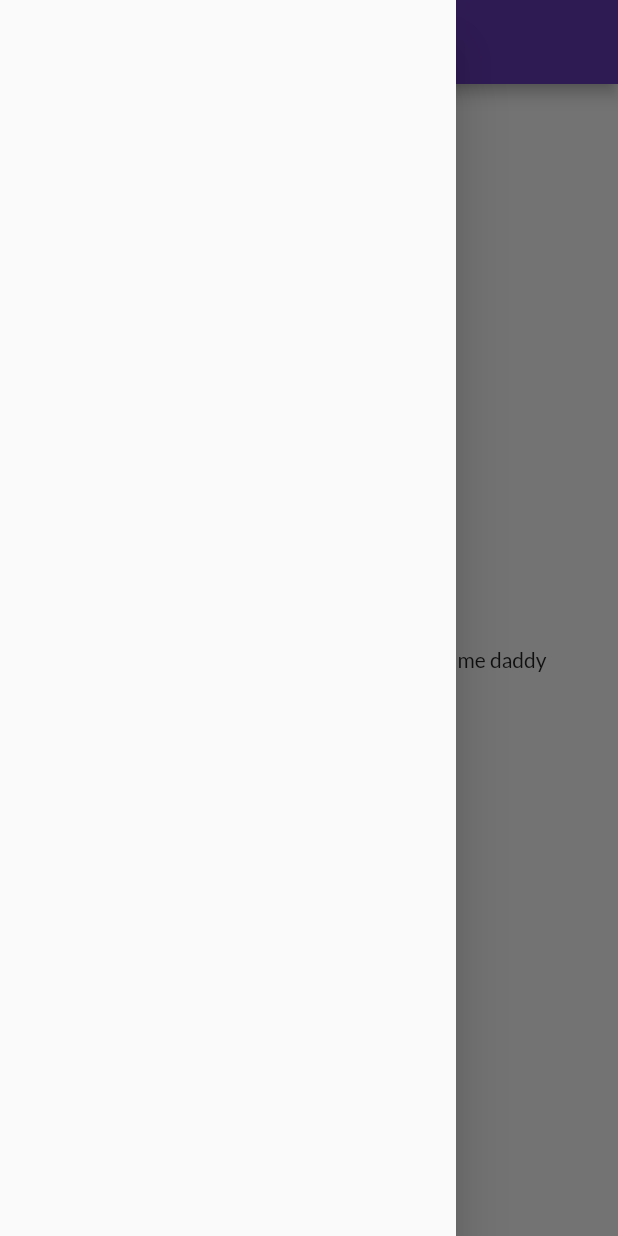
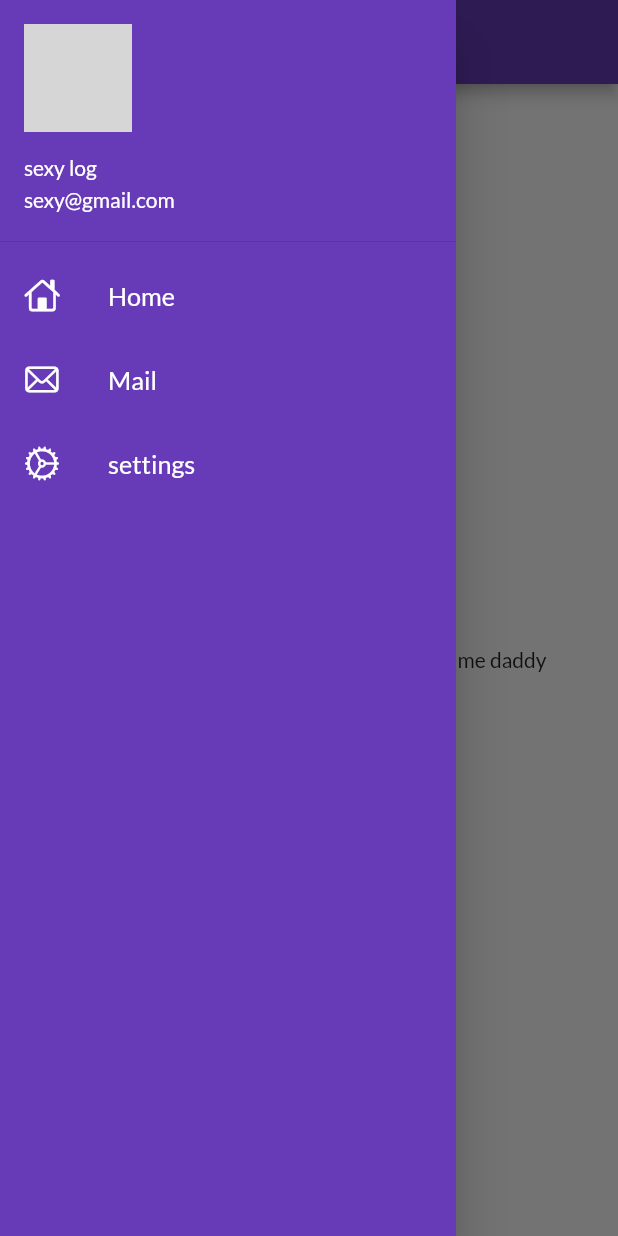
Before and after one commit to anujsinghrawat/flutterdemo, a Flutter app: the Homepage screen opened by its route, with the side drawer open, on a phone screen of 412 x 824 dp. Run offline on Flutter 3.47's test engine with Material 2 defaults, Android fonts, the phone set to English and light mode, and no system bars; our stand-ins replace google_fonts; network calls fail; grey boxes are pictures that could not be loaded.

Commit message:
day9commited
Signed-off-by: anujsinghrawat <2003013019@ipec.org.in>

```diff
--- a/lib/main.dart
+++ b/lib/main.dart
@@ -17,6 +17,8 @@ class MyApp extends StatelessWidget {
     // temp = 30;
     // var day = "Tuesday";
     // const pi = 3.14;
+
+
     bringMaal(ruppes: 1000);
     return MaterialApp(
       themeMode: ThemeMode.light,
@@ -27,12 +29,13 @@ class MyApp extends StatelessWidget {
       darkTheme: ThemeData(
         brightness: Brightness.dark,
       ),
-      initialRoute: "/login",
+      initialRoute: "MyRoutes.homeRoute",
       routes: {
         "/":(context) => LoginPage(),
         MyRoutes.loginRoute : (context) => new LoginPage(),
         MyRoutes.homeRoute : (context) => new Homepage(),
       },
+      debugShowCheckedModeBanner: false,
     );
   }
 
--- a/lib/pages/home_page.dart
+++ b/lib/pages/home_page.dart
@@ -1,4 +1,6 @@
 import 'package:flutter/material.dart';
+
+import '../widgets/drawer.dart';
 
 class Homepage extends StatelessWidget {
   const Homepage({Key? key}) : super(key: key);
@@ -16,7 +18,7 @@ class Homepage extends StatelessWidget {
           child: Container(
         child: Text("kya haal hai female grils aao $days kare or $name "),
       )),
-      drawer: Drawer(),
+      drawer: MyDrawer(),
     );
   }
 }
--- /dev/null
+++ b/lib/widgets/drawer.dart
@@ -0,0 +1,65 @@
+import 'package:flutter/cupertino.dart';
+import 'package:flutter/material.dart';
+
+class MyDrawer extends StatelessWidget {
+  @override
+  Widget build(BuildContext context) {
+    final imageUrl = "https://avatars.githubusercontent.com/u/84454648?v=4";
+    return Drawer(
+      child: Container(
+        color: Colors.deepPurple,
+        child: ListView(
+          padding: EdgeInsets.zero,
+          children: [
+            DrawerHeader(
+                padding: EdgeInsets.zero,
+                child: UserAccountsDrawerHeader(
+                  margin: EdgeInsets.zero,
+                  accountName: Text("sexy log"),
+                  accountEmail: Text("sexy@gmail.com"),
+                  currentAccountPicture: CircleAvatar(
+                    backgroundImage: NetworkImage(imageUrl),
+                  ),
+                )),
+                ListTile(
+                  leading: Icon(
+                    CupertinoIcons.home,
+                    color: Colors.white,
+                  ),
+                  title: Text("Home",
+                  textScaleFactor: 1.2,
+                  style: TextStyle(
+                    color: Colors.white
+
+                  ),),
+                ),
+                ListTile(
+                  leading: Icon(
+                    CupertinoIcons.mail,
+                    color: Colors.white,
+                  ),
+                  title: Text("Mail",
+                  textScaleFactor: 1.2,
+                  style: TextStyle(
+                    color: Colors.white
+
+                  ),),
+                ),
+                ListTile(
+                  leading: Icon(
+                    CupertinoIcons.settings,
+                    color: Colors.white,
+                  ),
+                  title: Text("settings",
+                  textScaleFactor: 1.2,
+                  style: TextStyle(
+                    color: Colors.white
+
+                  ),),
+                ),
+          ],
+        ),
+      ),
+    );
+  }
+}
```
